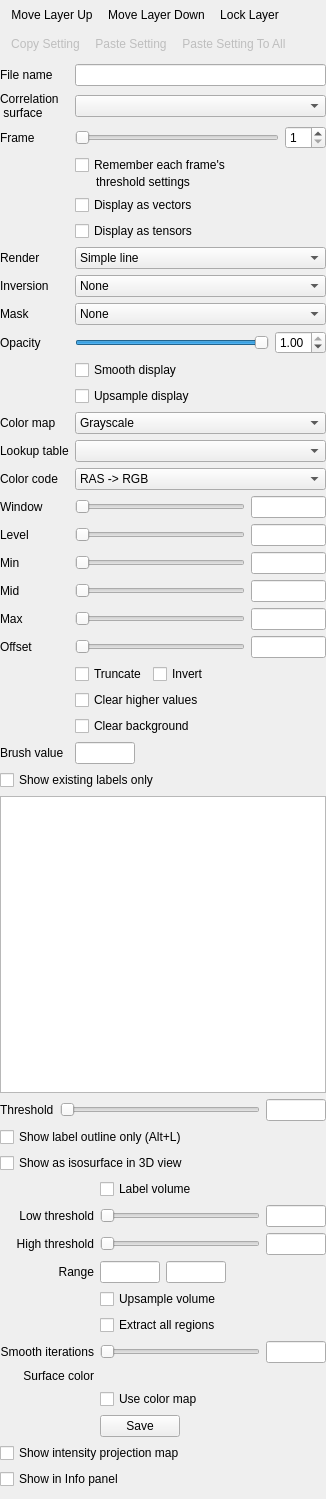
The window that freeview/PanelVolume.ui (freesurfer/freesurfer) describes before a commit, drawn with Qt 5.
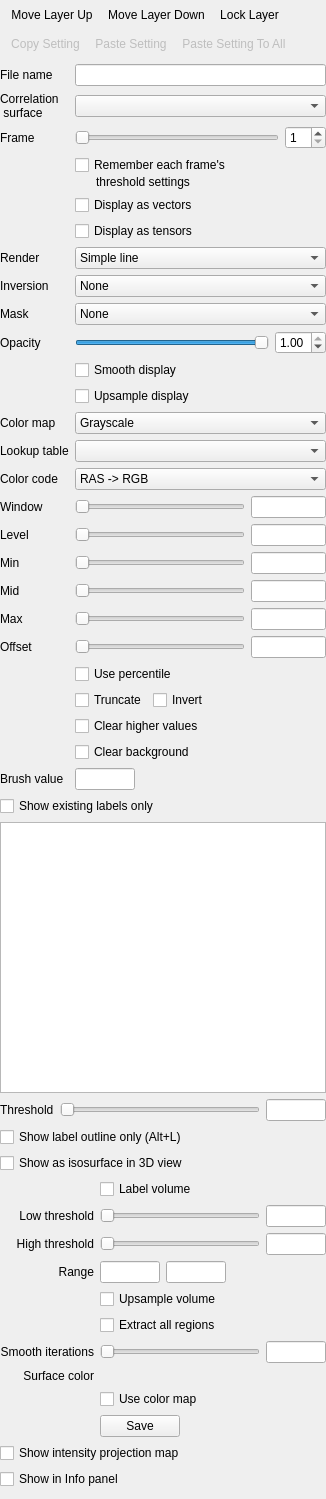
The same window after the commit. Icons and pictures are not drawn. Custom widgets are drawn as their Qt base class.

Commit message: added option to set min/mid/max settings of colormap based on histogram percentile

Patch:
```diff
--- a/freeview/PanelVolume.ui
+++ b/freeview/PanelVolume.ui
@@ -28,7 +28,7 @@
      <x>0</x>
      <y>0</y>
      <width>311</width>
-     <height>1545</height>
+     <height>1573</height>
     </rect>
    </property>
    <layout class="QVBoxLayout" name="verticalLayout">
@@ -572,14 +572,14 @@
       </item>
       <item row="21" column="1">
        <layout class="QGridLayout" name="gridLayout">
-        <item row="0" column="0">
+        <item row="1" column="0">
          <widget class="QCheckBox" name="checkBoxTruncate">
           <property name="text">
            <string>Truncate</string>
           </property>
          </widget>
         </item>
-        <item row="0" column="2">
+        <item row="1" column="2">
          <spacer name="horizontalSpacer_2">
           <property name="orientation">
            <enum>Qt::Horizontal</enum>
@@ -592,27 +592,34 @@
           </property>
          </spacer>
         </item>
-        <item row="2" column="0" colspan="2">
+        <item row="3" column="0" colspan="2">
          <widget class="QCheckBox" name="checkBoxClearBackground">
           <property name="text">
            <string>Clear background</string>
           </property>
          </widget>
         </item>
-        <item row="0" column="1">
+        <item row="1" column="1">
          <widget class="QCheckBox" name="checkBoxInvert">
           <property name="text">
            <string>Invert</string>
           </property>
          </widget>
         </item>
-        <item row="1" column="0" colspan="2">
+        <item row="2" column="0" colspan="2">
          <widget class="QCheckBox" name="checkBoxClearHigher">
           <property name="text">
            <string>Clear higher values</string>
           </property>
          </widget>
         </item>
+        <item row="0" column="0" colspan="2">
+         <widget class="QCheckBox" name="checkBoxPercentile">
+          <property name="text">
+           <string>Use percentile</string>
+          </property>
+         </widget>
+        </item>
        </layout>
       </item>
       <item row="22" column="0">
```
Left out of the diff: 99 changed lines with no effect on the pictures. The commit also changes 12 other files.
